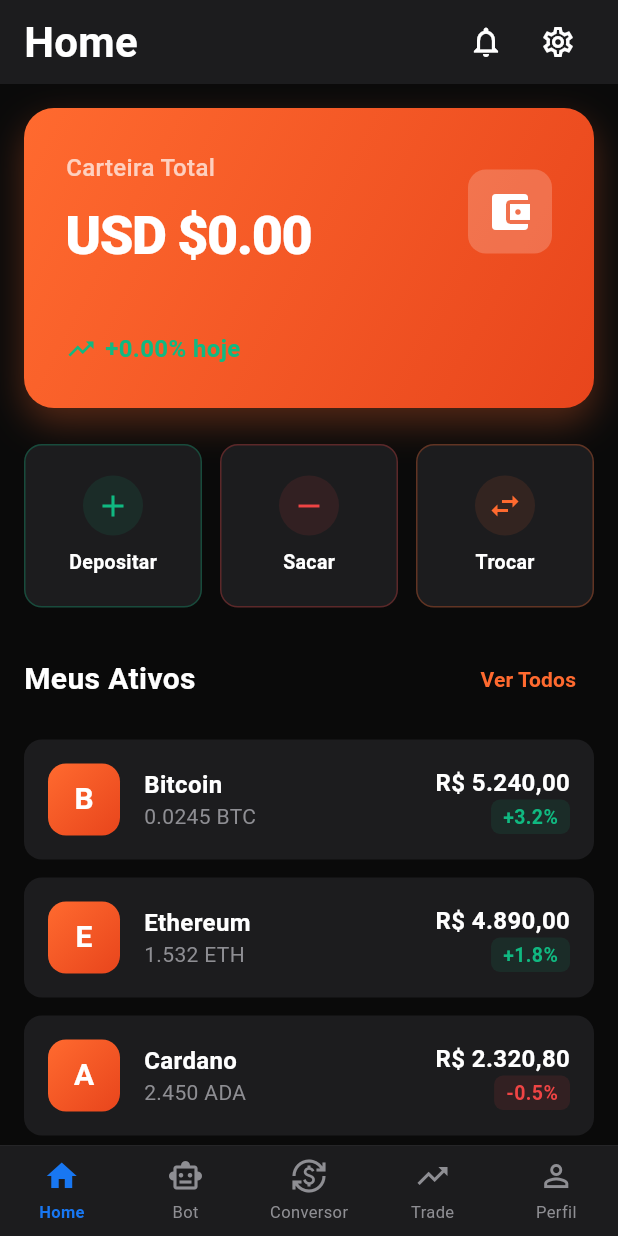
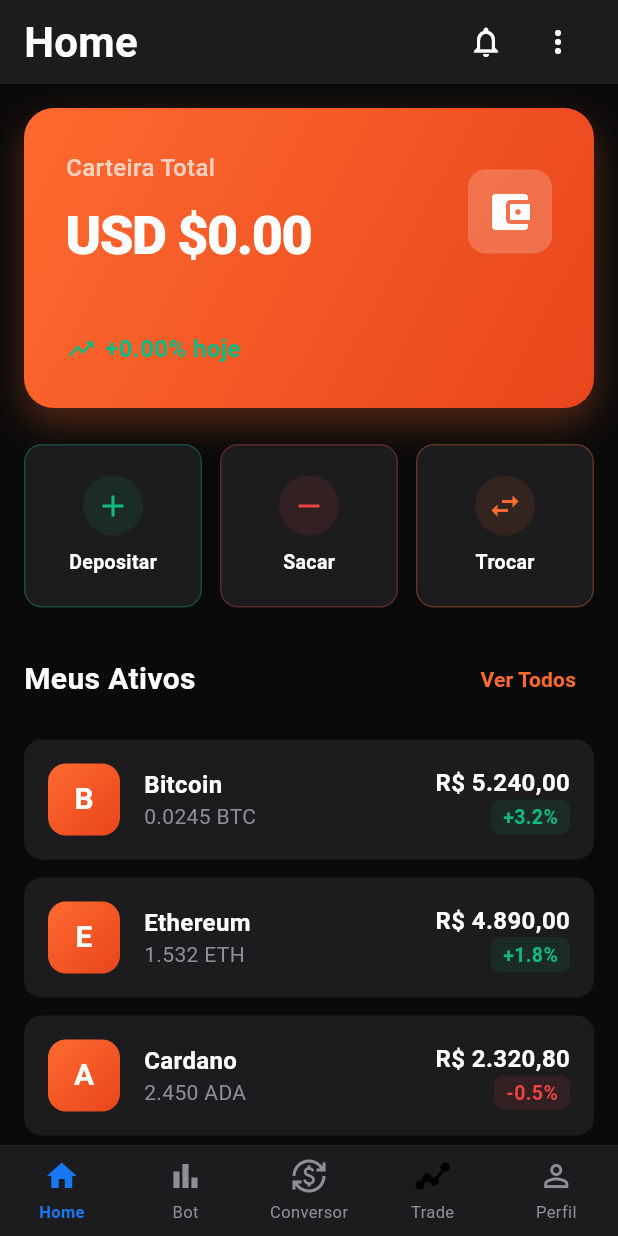
Before and after one commit to Alfredoooh/novasignal, a Flutter app: the screen it shows once a user with an empty profile is signed in, after a tap on the "notifications" icon, on a phone screen of 412 x 824 dp. Run offline on Flutter 3.47's test engine with Material 3 defaults, Android fonts, the phone set to English and light mode, and no system bars; our stand-ins replace cloud_firestore, firebase_auth, firebase_core, shared_preferences, uni_links; accounts and stored records are empty.

Commit message:
Atualizar o home_screen.dart

```diff
--- a/lib/screens/home_screen.dart
+++ b/lib/screens/home_screen.dart
@@ -1,10 +1,13 @@
 // lib/screens/home_screen.dart
 import 'package:flutter/material.dart';
+import 'package:flutter/cupertino.dart';
+import 'dart:io';
 import 'home_page.dart';
 import 'bot_page.dart';
 import 'conversor_page.dart';
 import 'trade_page.dart';
 import 'user_profile_page.dart';
+import 'settings_page.dart';
 
 class HomeScreen extends StatefulWidget {
   const HomeScreen({super.key});
@@ -54,6 +57,22 @@ class _HomeScreenState extends State<HomeScreen> {
     setState(() => _currentIndex = index);
   }
 
+  void _openSettings() {
+    if (Platform.isIOS) {
+      Navigator.of(context).push(
+        CupertinoPageRoute(
+          builder: (context) => const SettingsPage(),
+        ),
+      );
+    } else {
+      Navigator.of(context).push(
+        MaterialPageRoute(
+          builder: (context) => const SettingsPage(),
+        ),
+      );
+    }
+  }
+
   @override
   Widget build(BuildContext context) {
     const bgColor = Color(0xFF0A0A0A);
@@ -92,14 +111,18 @@ class _HomeScreenState extends State<HomeScreen> {
                             ),
                             const Spacer(),
                             IconButton(
-                              icon: const Icon(Icons.notifications_outlined),
+                              icon: Platform.isIOS
+                                  ? const Icon(CupertinoIcons.bell)
+                                  : const Icon(Icons.notifications_outlined),
                               color: textColor,
                               onPressed: () {},
                             ),
                             IconButton(
-                              icon: const Icon(Icons.settings_outlined),
+                              icon: Platform.isIOS
+                                  ? const Icon(CupertinoIcons.ellipsis)
+                                  : const Icon(Icons.more_vert),
                               color: textColor,
-                              onPressed: () {},
+                              onPressed: _openSettings,
                             ),
                           ],
                         ),
@@ -130,40 +153,52 @@ class _HomeScreenState extends State<HomeScreen> {
                   children: [
                     _buildVerticalTabItem(
                       index: 0,
-                      icon: Icons.home_outlined,
-                      activeIcon: Icons.home,
+                      child: CustomIcons.home,
+                      activeChild: CustomIcons.homeFilled,
                       activeColor: activeColor,
                       inactiveColor: secondaryColor,
                     ),
                     const SizedBox(height: 8),
                     _buildVerticalTabItem(
                       index: 1,
-                      icon: Icons.smart_toy_outlined,
-                      activeIcon: Icons.smart_toy,
+                      child: Platform.isIOS
+                          ? const Icon(CupertinoIcons.chart_bar_alt_fill, size: 28)
+                          : const Icon(Icons.bar_chart, size: 28),
+                      activeChild: Platform.isIOS
+                          ? const Icon(CupertinoIcons.chart_bar_alt_fill, size: 28)
+                          : const Icon(Icons.bar_chart, size: 28),
                       activeColor: activeColor,
                       inactiveColor: secondaryColor,
                     ),
                     const SizedBox(height: 8),
                     _buildVerticalTabItem(
                       index: 2,
-                      icon: Icons.currency_exchange_outlined,
-                      activeIcon: Icons.currency_exchange,
+                      child: Platform.isIOS
+                          ? const Icon(CupertinoIcons.arrow_2_circlepath, size: 28)
+                          : const Icon(Icons.currency_exchange_outlined, size: 28),
+                      activeChild: Platform.isIOS
+                          ? const Icon(CupertinoIcons.arrow_2_circlepath, size: 28)
+                          : const Icon(Icons.currency_exchange, size: 28),
                       activeColor: activeColor,
                       inactiveColor: secondaryColor,
                     ),
                     const SizedBox(height: 8),
                     _buildVerticalTabItem(
                       index: 3,
-                      icon: Icons.trending_up_outlined,
-                      activeIcon: Icons.trending_up,
+                      child: CustomIcons.trade,
+                      activeChild: CustomIcons.tradeFilled,
                       activeColor: activeColor,
                       inactiveColor: secondaryColor,
                     ),
                     const SizedBox(height: 8),
                     _buildVerticalTabItem(
                       index: 4,
-                      icon: Icons.person_outline,
-                      activeIcon: Icons.person,
+                      child: Platform.isIOS
+                          ? const Icon(CupertinoIcons.person, size: 28)
+                          : const Icon(Icons.person_outline, size: 28),
+                      activeChild: Platform.isIOS
+                          ? const Icon(CupertinoIcons.person_fill, size: 28)
+                          : const Icon(Icons.person, size: 28),
                       activeColor: activeColor,
                       inactiveColor: secondaryColor,
                     ),
@@ -194,40 +229,52 @@ class _HomeScreenState extends State<HomeScreen> {
                     children: [
                       _buildTabItem(
                         index: 0,
-                        icon: Icons.home_outlined,
-                        activeIcon: Icons.home,
+                        child: CustomIcons.home,
+                        activeChild: CustomIcons.homeFilled,
                         label: 'Home',
                         activeColor: activeColor,
                         inactiveColor: secondaryColor,
                       ),
                       _buildTabItem(
                         index: 1,
-                        icon: Icons.smart_toy_outlined,
-                        activeIcon: Icons.smart_toy,
+                        child: Platform.isIOS
+                            ? const Icon(CupertinoIcons.chart_bar_alt_fill, size: 24)
+                            : const Icon(Icons.bar_chart, size: 24),
+                        activeChild: Platform.isIOS
+                            ? const Icon(CupertinoIcons.chart_bar_alt_fill, size: 24)
+                            : const Icon(Icons.bar_chart, size: 24),
                         label: 'Bot',
                         activeColor: activeColor,
                         inactiveColor: secondaryColor,
                       ),
                       _buildTabItem(
                         index: 2,
-                        icon: Icons.currency_exchange_outlined,
-                        activeIcon: Icons.currency_exchange,
+                        child: Platform.isIOS
+                            ? const Icon(CupertinoIcons.arrow_2_circlepath, size: 24)
+                            : const Icon(Icons.currency_exchange_outlined, size: 24),
+                        activeChild: Platform.isIOS
+                            ? const Icon(CupertinoIcons.arrow_2_circlepath, size: 24)
+                            : const Icon(Icons.currency_exchange, size: 24),
                         label: 'Conversor',
                         activeColor: activeColor,
                         inactiveColor: secondaryColor,
                       ),
                       _buildTabItem(
                         index: 3,
-                        icon: Icons.trending_up_outlined,
-                        activeIcon: Icons.trending_up,
+                        child: CustomIcons.trade,
+                        activeChild: CustomIcons.tradeFilled,
                         label: 'Trade',
                         activeColor: activeColor,
                         inactiveColor: secondaryColor,
                       ),
                       _buildTabItem(
                         index: 4,
-                        icon: Icons.person_outline,
-                        activeIcon: Icons.person,
+                        child: Platform.isIOS
+                            ? const Icon(CupertinoIcons.person, size: 24)
+                            : const Icon(Icons.person_outline, size: 24),
+                        activeChild: Platform.isIOS
+                            ? const Icon(CupertinoIcons.person_fill, size: 24)
+                            : const Icon(Icons.person, size: 24),
                         label: 'Perfil',
                         activeColor: activeColor,
                         inactiveColor: secondaryColor,
@@ -243,8 +290,8 @@ class _HomeScreenState extends State<HomeScreen> {
 
   Widget _buildTabItem({
     required int index,
-    required IconData icon,
-    required IconData activeIcon,
+    required Widget child,
+    required Widget activeChild,
     required String label,
     required Color activeColor,
     required Color inactiveColor,
@@ -257,10 +304,12 @@ class _HomeScreenState extends State<HomeScreen> {
         child: Column(
           mainAxisAlignment: MainAxisAlignment.center,
           children: [
-            Icon(
-              active ? activeIcon : icon,
-              size: 24,
-              color: active ? activeColor : inactiveColor,
+            IconTheme(
+              data: IconThemeData(
+                color: active ? activeColor : inactiveColor,
+                size: 24,
+              ),
+              child: active ? activeChild : child,
             ),
             const SizedBox(height: 4),
             Text(
@@ -279,8 +328,8 @@ class _HomeScreenState extends State<HomeScreen> {
 
   Widget _buildVerticalTabItem({
     required int index,
-    required IconData icon,
-    required IconData activeIcon,
+    required Widget child,
+    required Widget activeChild,
     required Color activeColor,
     required Color inactiveColor,
   }) {
@@ -296,12 +345,101 @@ class _HomeScreenState extends State<HomeScreen> {
           color: active ? activeColor.withOpacity(0.15) : Colors.transparent,
           borderRadius: BorderRadius.circular(12),
         ),
-        child: Icon(
-          active ? activeIcon : icon,
-          size: 28,
-          color: active ? activeColor : inactiveColor,
+        child: Center(
+          child: IconTheme(
+            data: IconThemeData(
+              color: active ? activeColor : inactiveColor,
+              size: 28,
+            ),
+            child: active ? activeChild : child,
+          ),
         ),
       ),
     );
   }
 }
+
+// Ícones customizados
+class CustomIcons {
+  static const Widget home = Icon(
+    Icons.home_outlined,
+    size: 24,
+  );
+
+  static const Widget homeFilled = Icon(
+    Icons.home,
+    size: 24,
+  );
+
+  static final Widget trade = CustomPaint(
+    size: const Size(24, 24),
+    painter: TradePainter(filled: false),
+  );
+
+  static final Widget tradeFilled = CustomPaint(
+    size: const Size(24, 24),
+    painter: TradePainter(filled: true),
+  );
+}
+
+// Painter para o ícone de Trade customizado
+class TradePainter extends CustomPainter {
+  final bool filled;
+
+  TradePainter({required this.filled});
+
+  @override
+  void paint(Canvas canvas, Size size) {
+    final paint = Paint()
+      ..style = filled ? PaintingStyle.fill : PaintingStyle.stroke
+      ..strokeWidth = 2.0
+      ..strokeCap = StrokeCap.round
+      ..strokeJoin = StrokeJoin.round;
+
+    final path = Path();
+
+    // Desenha uma linha de tendência ascendente com pontos
+    path.moveTo(size.width * 0.15, size.height * 0.75);
+    path.lineTo(size.width * 0.35, size.height * 0.55);
+    path.lineTo(size.width * 0.55, size.height * 0.65);
+    path.lineTo(size.width * 0.85, size.height * 0.25);
+
+    canvas.drawPath(path, paint);
+
+    // Desenha pontos nos vértices
+    final pointPaint = Paint()..style = PaintingStyle.fill;
+
+    canvas.drawCircle(
+      Offset(size.width * 0.15, size.height * 0.75),
+      3,
+      pointPaint,
+    );
+    canvas.drawCircle(
+      Offset(size.width * 0.35, size.height * 0.55),
+      3,
+      pointPaint,
+    );
+    canvas.drawCircle(
+      Offset(size.width * 0.55, size.height * 0.65),
+      3,
+      pointPaint,
+    );
+    canvas.drawCircle(
+      Offset(size.width * 0.85, size.height * 0.25),
+      3,
+      pointPaint,
+    );
+
+    // Desenha seta no final
+    final arrowPath = Path();
+    arrowPath.moveTo(size.width * 0.85, size.height * 0.25);
+    arrowPath.lineTo(size.width * 0.75, size.height * 0.25);
+    arrowPath.lineTo(size.width * 0.85, size.height * 0.25);
+    arrowPath.lineTo(size.width * 0.85, size.height * 0.35);
+
+    canvas.drawPath(arrowPath, paint);
+  }
+
+  @override
+  bool shouldRepaint(covariant CustomPainter oldDelegate) => false;
+}
```
